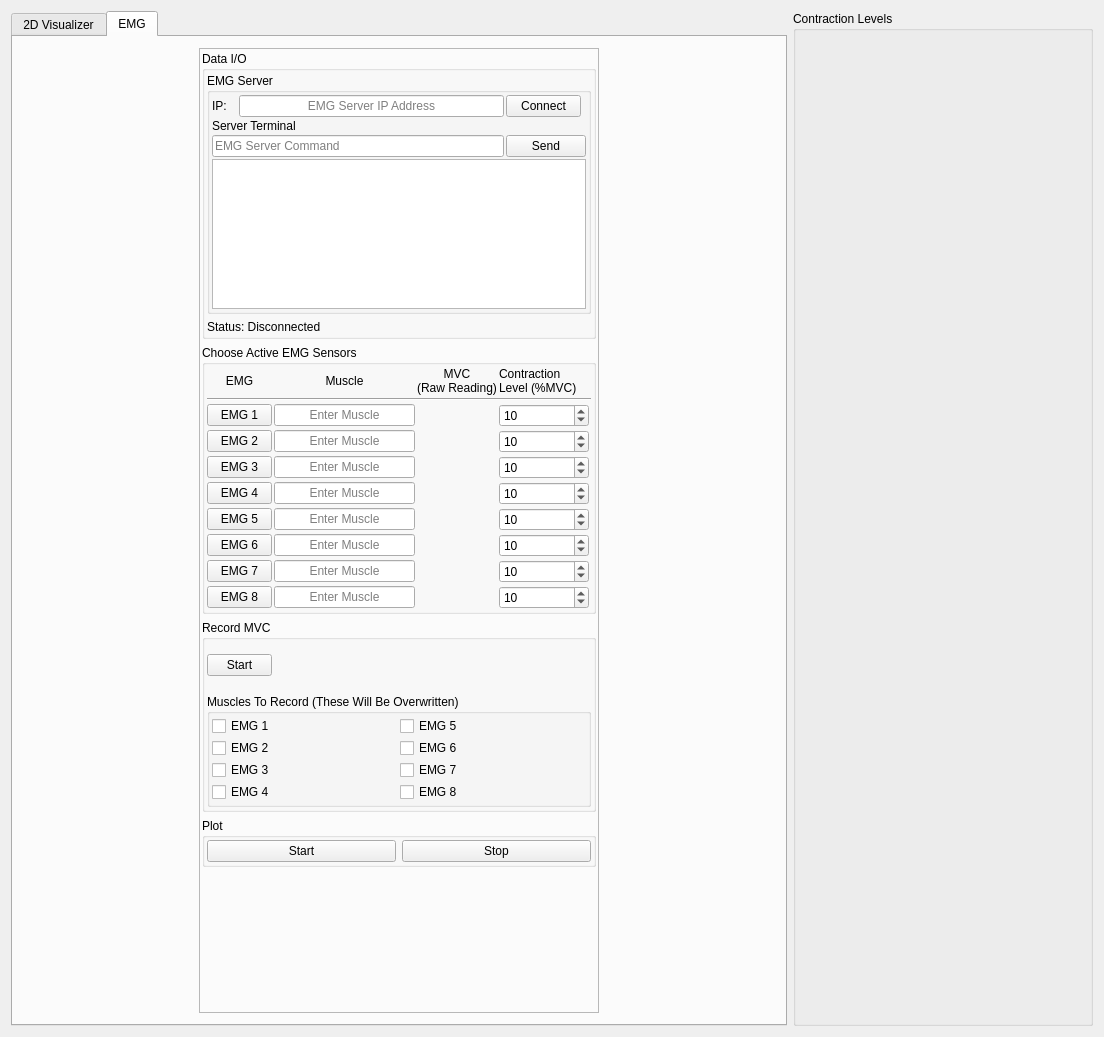
This is visualizer_app.ui in FatemehZahedi/NMCHRL_Visualizer as Qt 5 draws it before an edit. The edited form follows.
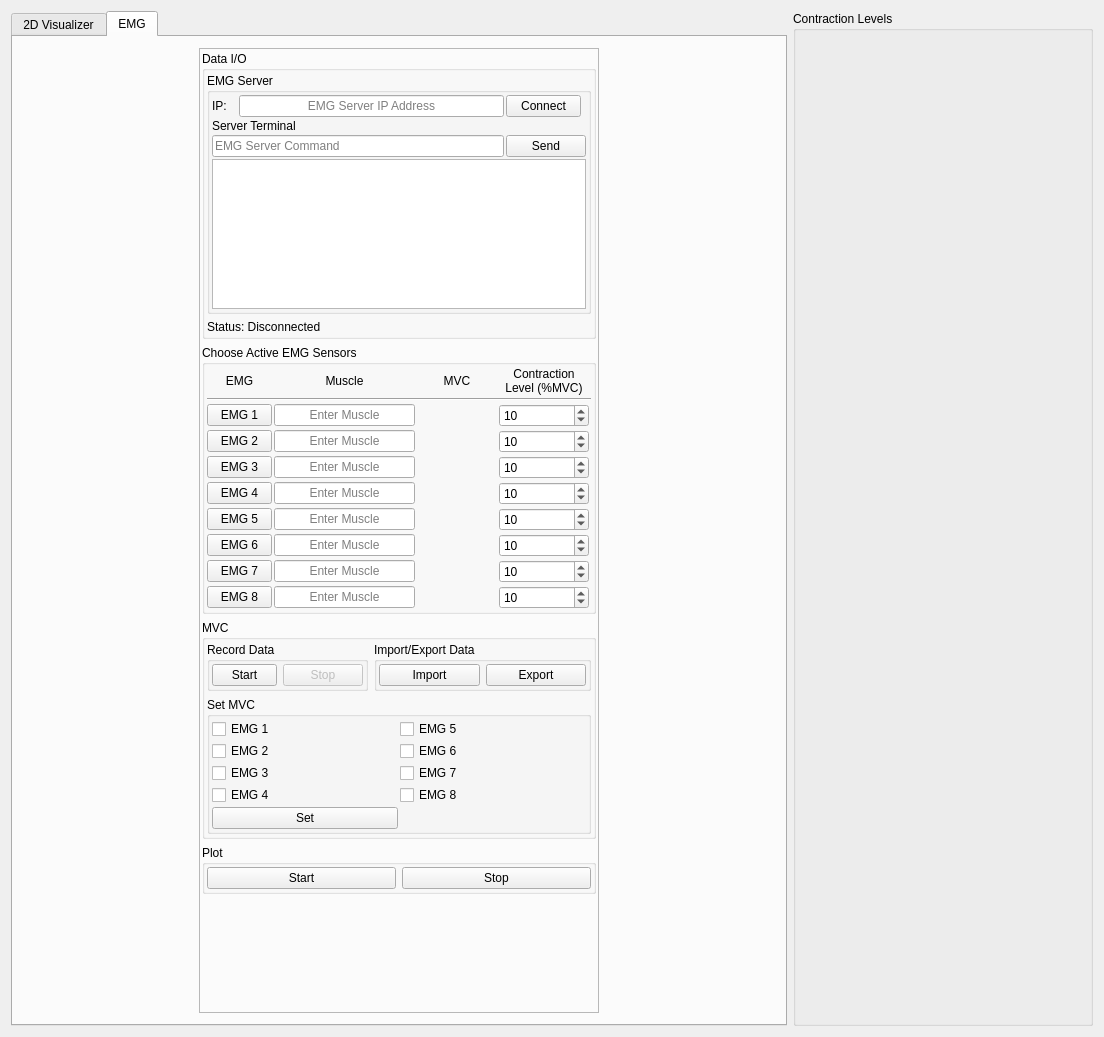
This is the edited form. The open tabs and pages were chosen to show the change.

Commit message: emg backend developed

Patch:
```diff
--- a/visualizer_app.ui
+++ b/visualizer_app.ui
@@ -1593,8 +1593,7 @@
                      </font>
                     </property>
                     <property name="text">
-                     <string>MVC 
-(Raw Reading)</string>
+                     <string>MVC</string>
                     </property>
                     <property name="alignment">
                      <set>Qt::AlignCenter</set>
@@ -1894,6 +1893,12 @@
                   </item>
                   <item row="0" column="3">
                    <widget class="QLabel" name="label_2">
+                    <property name="sizePolicy">
+                     <sizepolicy hsizetype="Maximum" vsizetype="Preferred">
+                      <horstretch>0</horstretch>
+                      <verstretch>0</verstretch>
+                     </sizepolicy>
+                    </property>
                     <property name="minimumSize">
                      <size>
                       <width>90</width>
@@ -1915,6 +1920,9 @@
                     <property name="text">
                      <string>Contraction Level (%MVC)</string>
                     </property>
+                    <property name="alignment">
+                     <set>Qt::AlignCenter</set>
+                    </property>
                     <property name="wordWrap">
                      <bool>true</bool>
                     </property>
@@ -1986,7 +1994,7 @@
                   </font>
                  </property>
                  <property name="title">
-                  <string>Record MVC</string>
+                  <string>MVC</string>
                  </property>
                  <layout class="QGridLayout" name="gridLayout_20">
                   <property name="leftMargin">
@@ -2001,35 +2009,54 @@
                   <property name="bottomMargin">
                    <number>2</number>
                   </property>
-                  <item row="0" column="1" colspan="2">
-                   <widget class="QLabel" name="label">
-                    <property name="font">
-                     <font>
-                      <pointsize>30</pointsize>
-                     </font>
-                    </property>
-                    <property name="text">
-                     <string/>
-                    </property>
-                   </widget>
-                  </item>
                   <item row="0" column="0">
-                   <widget class="QPushButton" name="pushButton">
-                    <property name="maximumSize">
-                     <size>
-                      <width>65</width>
-                      <height>16777215</height>
-                     </size>
+                   <widget class="QGroupBox" name="groupBox_11">
+                    <property name="title">
+                     <string>Record Data</string>
                     </property>
-                    <property name="text">
-                     <string>Start</string>
-                    </property>
+                    <layout class="QGridLayout" name="gridLayout_5">
+                     <property name="leftMargin">
+                      <number>2</number>
+                     </property>
+                     <property name="topMargin">
+                      <number>2</number>
+                     </property>
+                     <property name="rightMargin">
+                      <number>2</number>
+                     </property>
+                     <property name="bottomMargin">
+                      <number>2</number>
+                     </property>
+                     <item row="0" column="1">
+                      <widget class="QPushButton" name="btn_stopmvc">
+                       <property name="enabled">
+                        <bool>false</bool>
+                       </property>
+                       <property name="text">
+                        <string>Stop</string>
+                       </property>
+                      </widget>
+                     </item>
+                     <item row="0" column="0">
+                      <widget class="QPushButton" name="btn_startmvc">
+                       <property name="maximumSize">
+                        <size>
+                         <width>65</width>
+                         <height>16777215</height>
+                        </size>
+                       </property>
+                       <property name="text">
+                        <string>Start</string>
+                       </property>
+                      </widget>
+                     </item>
+                    </layout>
                    </widget>
                   </item>
                   <item row="1" column="0" colspan="3">
                    <widget class="QGroupBox" name="groupBox_10">
                     <property name="title">
-                     <string>Muscles To Record (These Will Be Overwritten)</string>
+                     <string>Set MVC</string>
                     </property>
                     <layout class="QGridLayout" name="gridLayout_21">
                      <property name="leftMargin">
@@ -2100,6 +2127,48 @@
                       <widget class="QCheckBox" name="checkbox_emg8mvc">
                        <property name="text">
                         <string>EMG 8</string>
+                       </property>
+                      </widget>
+                     </item>
+                     <item row="4" column="0">
+                      <widget class="QPushButton" name="btn_setmvc">
+                       <property name="text">
+                        <string>Set</string>
+                       </property>
+                      </widget>
+                     </item>
+                    </layout>
+                   </widget>
+                  </item>
+                  <item row="0" column="1" colspan="2">
+                   <widget class="QGroupBox" name="groupBox_12">
+                    <property name="title">
+                     <string>Import/Export Data</string>
+                    </property>
+                    <layout class="QGridLayout" name="gridLayout_22">
+                     <property name="leftMargin">
+                      <number>2</number>
+                     </property>
+                     <property name="topMargin">
+                      <number>2</number>
+                     </property>
+                     <property name="rightMargin">
+                      <number>2</number>
+                     </property>
+                     <property name="bottomMargin">
+                      <number>2</number>
+                     </property>
+                     <item row="0" column="0">
+                      <widget class="QPushButton" name="btn_importmvcdata">
+                       <property name="text">
+                        <string>Import</string>
+                       </property>
+                      </widget>
+                     </item>
+                     <item row="0" column="1">
+                      <widget class="QPushButton" name="btn_exportmvcdata">
+                       <property name="text">
+                        <string>Export</string>
                        </property>
                       </widget>
                      </item>
```
Left out of the diff: 16 changed lines with no effect on the pictures. The commit also changes 2 other files.
